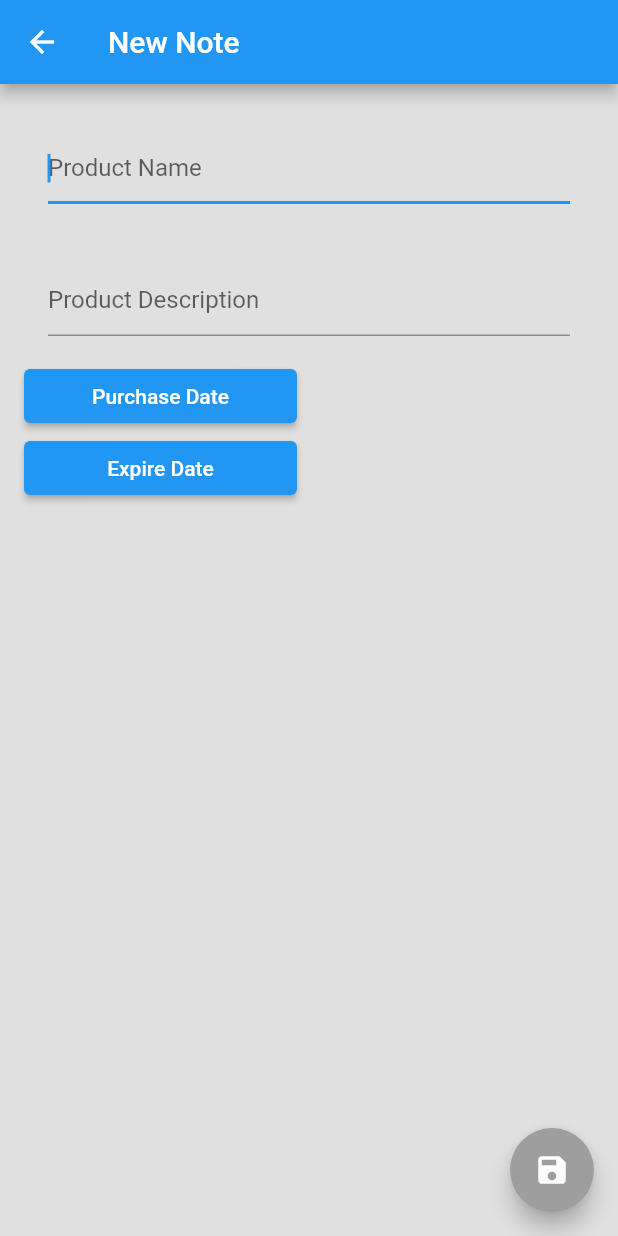
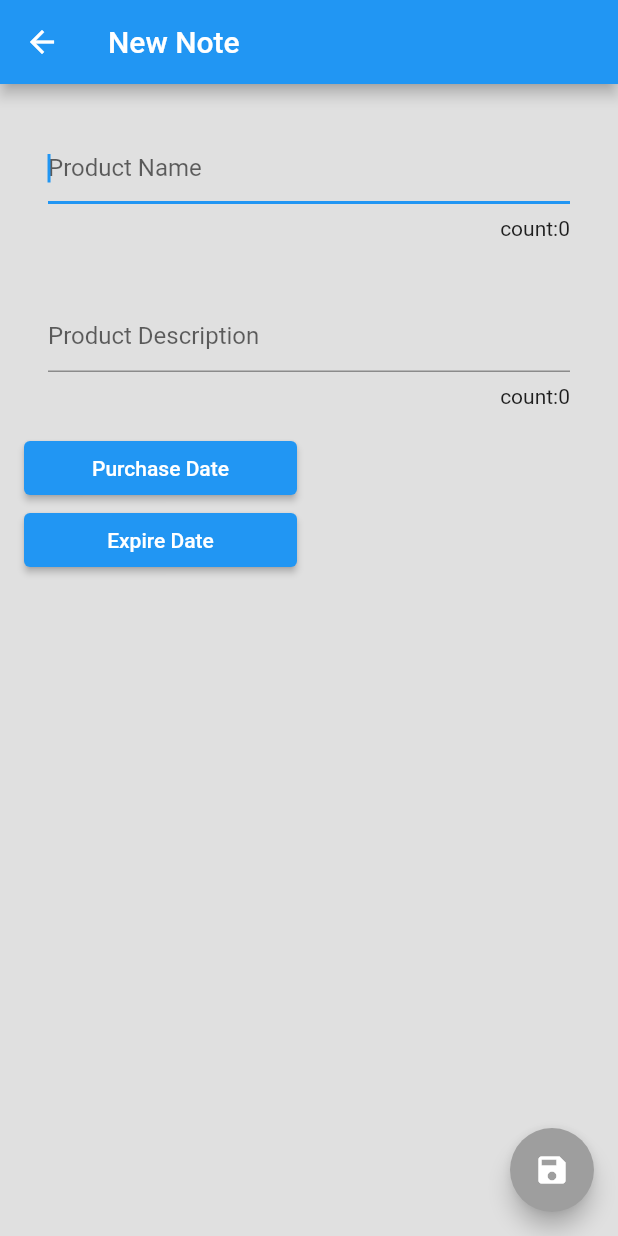
Before and after one commit to parmeshtoyou/remind_me, a Flutter app: the screen it shows after launch, after a tap on the "add" icon, on a phone screen of 412 x 824 dp. Run offline on Flutter 3.47's test engine with Material 2 defaults, Android fonts, the phone set to English and light mode, and no system bars; our stand-ins replace flutter_svg.

Commit message:
added counter in text field

```diff
--- a/lib/widgets/input_field_widget.dart
+++ b/lib/widgets/input_field_widget.dart
@@ -33,7 +33,10 @@ class _InputFieldState extends State<InputField> {
             onChanged: (newText) {
               widget.onTextChange(newText);
             },
-            decoration: InputDecoration(hintText: widget.hintText),
+            decoration: InputDecoration(
+              hintText: widget.hintText,
+              counter: Text("count:${widget.controller.text.length}"),
+            ),
             onSubmitted: (text) async {
               setState(() {
                 enteredText = text;
```
